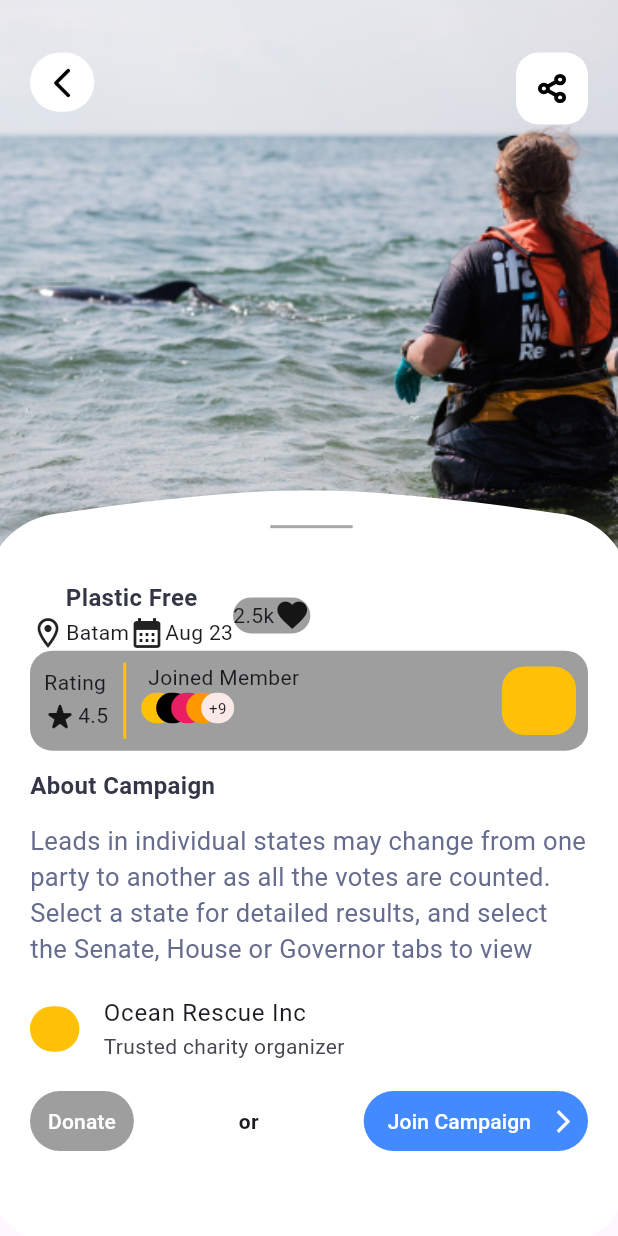
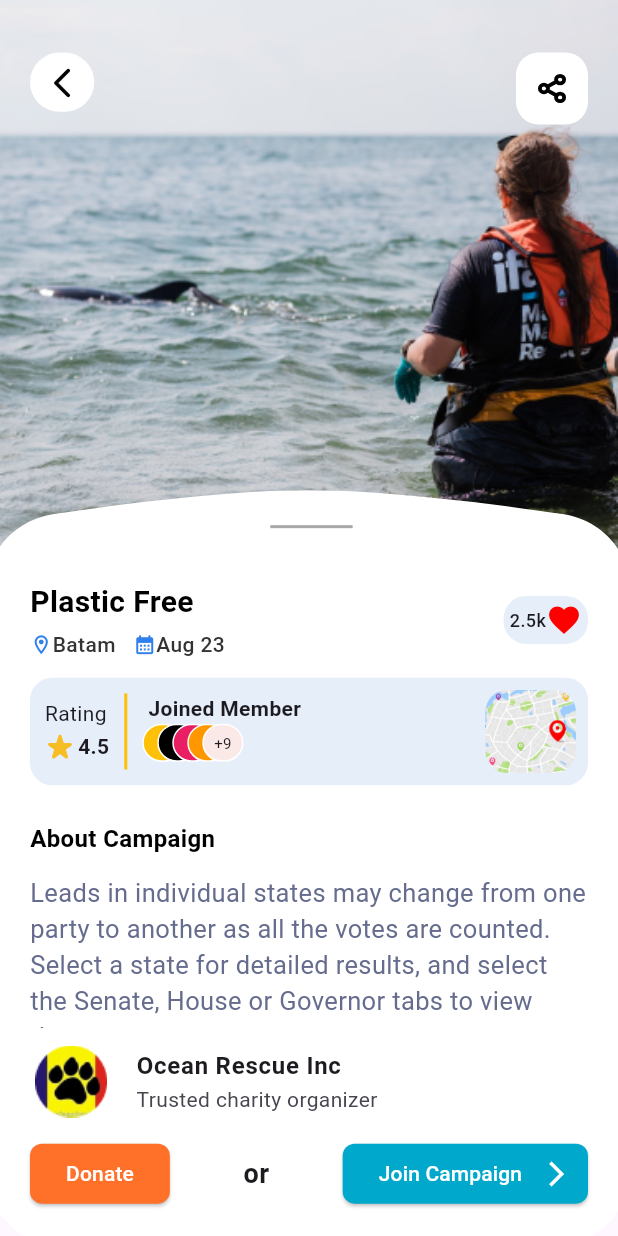
Before and after one commit to riikurniawan/lautkita_mobile, a Flutter app: the screen it shows after launch, on a phone screen of 412 x 824 dp. Run offline on Flutter 3.47's test engine with Material 3 defaults, Android fonts, the phone set to English and light mode, and no system bars; our stand-ins replace flutter_screenutil, flutter_svg; project files that could hold a hidden picture were left out.

Commit message:
UI campaign detail done

```diff
--- a/lib/pages/article_detail.dart
+++ b/lib/pages/article_detail.dart
@@ -85,7 +85,7 @@ class _ArticleDetailState extends State<ArticleDetail> {
                           contentPadding: EdgeInsets.symmetric(horizontal: 0),
                           leading: CircleAvatar(
                             backgroundImage:
-                                AssetImage("assets/images/Ellipse 5.png"),
+                                AssetImage("assets/images/Ellipse5.png"),
                             radius: 35,
                           ),
                           title: Text(
--- a/lib/pages/campaign_detail.dart
+++ b/lib/pages/campaign_detail.dart
@@ -91,149 +91,19 @@ class _CampaignDetailState extends State<CampaignDetail> {
                         const JudulCampaign(),
 
                         // Container Rating, Member, Lokasi
-                        Container(
-                          decoration: BoxDecoration(
-                            borderRadius: BorderRadius.circular(15),
-                            color: Colors.grey,
-                          ),
-                          child: Padding(
-                            padding: const EdgeInsets.all(8.0),
-                            child: Row(
-                              children: [
-                                // Rating
-                                const Column(
-                                  children: [
-                                    Text("Rating"),
-                                    Row(
-                                      children: [
-                                        Icon(Icons.star_rate_rounded),
-                                        Text("4.5"),
-                                      ],
-                                    )
-                                  ],
-                                ),
-
-                                // Garis
-                                SizedBox(
-                                  height: 50.h,
-                                  child: VerticalDivider(
-                                    width: 20.w,
-                                    thickness: 2,
-                                    color: Colors.amber,
-                                  ),
-                                ),
-
-                                // Joined Member
-                                Column(
-                                  children: [
-                                    const Text("Joined Member"),
-                                    // cara buat image tumpuk: Widget SizedBox -> Stack -> Container decoration image
-                                    // Stack of Images
-                                    SizedBox(
-                                      width: 100.w,
-                                      height: 30.h,
-                                      child: Stack(
-                                        children: [
-                                          Positioned(
-                                            left: 0,
-                                            child: Container(
-                                              width: 20.w,
-                                              height: 20.h,
-                                              decoration: BoxDecoration(
-                                                color: Colors.amber,
-                                                borderRadius:
-                                                    BorderRadius.circular(30),
-                                              ),
-                                            ),
-                                          ),
-                                          Positioned(
-                                            left: 10,
-                                            child: Container(
-                                              width: 20.w,
-                                              height: 20.h,
-                                              decoration: BoxDecoration(
-                                                color: Colors.black,
-                                                borderRadius:
-                                                    BorderRadius.circular(30),
-                                              ),
-                                            ),
-                                          ),
-                                          Positioned(
-                                            left: 20,
-                                            child: Container(
-                                              width: 20.w,
-                                              height: 20.h,
-                                              decoration: BoxDecoration(
-                                                color: Colors.pink,
-                                                borderRadius:
-                                                    BorderRadius.circular(30),
-                                              ),
-                                            ),
-                                          ),
-                                          Positioned(
-                                            left: 30,
-                                            child: Container(
-                                              width: 20.w,
-                                              height: 20.h,
-                                              decoration: BoxDecoration(
-                                                color: Colors.orange,
-                                                borderRadius:
-                                                    BorderRadius.circular(30),
-                                              ),
-                                            ),
-                                          ),
-                                          Positioned(
-                                            left: 40,
-                                            child: Container(
-                                              width: 20.w,
-                                              height: 20.h,
-                                              decoration: BoxDecoration(
-                                                color:
-                                                    Colors.deepOrange.shade50,
-                                                borderRadius:
-                                                    BorderRadius.circular(30),
-                                              ),
-                                              child: const FittedBox(
-                                                fit: BoxFit.scaleDown,
-                                                child: Text(
-                                                  "+9",
-                                                  style: TextStyle(
-                                                    fontSize: 10,
-                                                  ),
-                                                ),
-                                              ),
-                                            ),
-                                          ),
-                                        ],
-                                      ),
-                                    )
-                                  ],
-                                ),
-                                const Expanded(child: SizedBox()),
-                                // map atau lokasi
-                                Container(
-                                  width: 45.w,
-                                  height: 45.h,
-                                  decoration: BoxDecoration(
-                                    color: Colors.amber,
-                                    borderRadius: BorderRadius.circular(15),
-                                  ),
-                                ),
-                              ],
-                            ),
-                          ),
-                        ),
+                        const ContainerRating(),
 
                         // About Campaign
                         const Text(
                           "\nAbout Campaign\n",
                           style: TextStyle(
                             fontSize: 16,
-                            color: Color(0xFF333647),
+                            color: Colors.black,
                             fontWeight: FontWeight.bold,
                             height: 1,
                           ),
                         ),
+
                         // Detail Campaign
                         SizedBox(
                           height: 100.h,
@@ -251,59 +121,33 @@ class _CampaignDetailState extends State<CampaignDetail> {
                             ),
                           ),
                         ),
+
                         // Organisasi
                         ListTile(
                           leading: Container(
-                            width: 30.w,
-                            height: 30.h,
+                            width: 50.w,
+                            height: 50.h,
                             decoration: BoxDecoration(
                               borderRadius: BorderRadius.circular(30),
-                              color: Colors.amber,
+                              image: const DecorationImage(
+                                image:
+                                    AssetImage("assets/images/Ellipse-17.png"),
                               ),
                             ),
-                          title: const Text("Ocean Rescue Inc"),
+                          ),
+                          title: const Text(
+                            "Ocean Rescue Inc",
+                            style: TextStyle(
+                              fontWeight: FontWeight.bold,
+                            ),
+                          ),
                           subtitle: const Text("Trusted charity organizer"),
                           contentPadding:
                               const EdgeInsets.symmetric(horizontal: 0.0),
                         ),
-                        SizedBox(
-                          height: 50.h,
-                          child: Row(
-                            mainAxisAlignment: MainAxisAlignment.spaceBetween,
-                            children: [
-                              TextButton(
-                                onPressed: () {},
-                                style: const ButtonStyle(
-                                  backgroundColor:
-                                      MaterialStatePropertyAll(Colors.grey),
-                                  foregroundColor:
-                                      MaterialStatePropertyAll(Colors.white),
-                                ),
-                                child: const Text("Donate"),
-                              ),
-                              const Text(
-                                "or",
-                                style: TextStyle(
-                                  fontWeight: FontWeight.bold,
-                                ),
-                              ),
-                              Directionality(
-                                textDirection: TextDirection.rtl,
-                                child: TextButton.icon(
-                                  onPressed: () {},
-                                  icon: const Icon(Icons.arrow_back_ios),
-                                  label: const Text("Join Campaign"),
-                                  style: const ButtonStyle(
-                                    backgroundColor: MaterialStatePropertyAll(
-                                        Colors.blueAccent),
-                                    foregroundColor:
-                                        MaterialStatePropertyAll(Colors.white),
-                                  ),
-                                ),
-                              )
-                            ],
-                          ),
-                        )
+
+                        //  2 Button Donate or Join Campaign
+                        const ButtonDonateJoinCampaign()
                       ],
                     ),
                   ),
@@ -329,6 +173,224 @@ class _CampaignDetailState extends State<CampaignDetail> {
   }
 }
 
+class ButtonDonateJoinCampaign extends StatelessWidget {
+  const ButtonDonateJoinCampaign({
+    super.key,
+  });
+
+  @override
+  Widget build(BuildContext context) {
+    return SizedBox(
+      height: 50.h,
+      child: Row(
+        mainAxisAlignment: MainAxisAlignment.spaceBetween,
+        children: [
+          ElevatedButton(
+            onPressed: () {},
+            style: const ButtonStyle(
+              shape: MaterialStatePropertyAll(
+                RoundedRectangleBorder(
+                  borderRadius: BorderRadius.all(
+                    Radius.circular(8),
+                  ),
+                ),
+              ),
+              backgroundColor: MaterialStatePropertyAll(Color(0xFFFF7029)),
+              foregroundColor: MaterialStatePropertyAll(Colors.white),
+            ),
+            child: const Text("Donate"),
+          ),
+          const Text(
+            "or",
+            style: TextStyle(
+              fontSize: 18,
+              fontWeight: FontWeight.bold,
+            ),
+          ),
+          Directionality(
+            textDirection: TextDirection.rtl,
+            child: ElevatedButton.icon(
+              onPressed: () {},
+              icon: const Icon(Icons.arrow_back_ios),
+              label: const Text("Join Campaign"),
+              style: const ButtonStyle(
+                shape: MaterialStatePropertyAll(
+                  RoundedRectangleBorder(
+                    borderRadius: BorderRadius.all(
+                      Radius.circular(8),
+                    ),
+                  ),
+                ),
+                iconSize: MaterialStatePropertyAll(20),
+                backgroundColor: MaterialStatePropertyAll(Color(0xFF00A8CC)),
+                foregroundColor: MaterialStatePropertyAll(Colors.white),
+              ),
+            ),
+          )
+        ],
+      ),
+    );
+  }
+}
+
+class ContainerRating extends StatelessWidget {
+  const ContainerRating({
+    super.key,
+  });
+
+  @override
+  Widget build(BuildContext context) {
+    return Padding(
+      padding: const EdgeInsets.symmetric(vertical: 12.0),
+      child: Container(
+        clipBehavior: Clip.none,
+        decoration: BoxDecoration(
+          borderRadius: BorderRadius.circular(15),
+          color: const Color(0xFFE6EEFA),
+        ),
+        child: Padding(
+          padding: const EdgeInsets.all(8.0),
+          child: Row(
+            children: [
+              // Rating
+              const Column(
+                children: [
+                  Text("Rating"),
+                  Row(
+                    children: [
+                      Icon(Icons.star_rate_rounded, color: Color(0xFFF7BD25)),
+                      Text(
+                        "4.5",
+                        style: TextStyle(
+                          fontWeight: FontWeight.bold,
+                        ),
+                      ),
+                    ],
+                  )
+                ],
+              ),
+
+              // Garis
+              SizedBox(
+                height: 50.h,
+                child: VerticalDivider(
+                  width: 20.w,
+                  thickness: 2,
+                  color: Colors.amber,
+                ),
+              ),
+
+              // Joined Member
+              Column(
+                children: [
+                  const Text(
+                    "Joined Member",
+                    style: TextStyle(
+                      fontWeight: FontWeight.bold,
+                    ),
+                  ),
+                  // cara buat image tumpuk: Widget SizedBox -> Stack -> Container decoration image
+                  // Stack of Images
+                  SizedBox(
+                    width: 100.w,
+                    height: 30.h,
+                    child: Stack(
+                      children: [
+                        Positioned(
+                          left: 0,
+                          child: Container(
+                            width: 25.w,
+                            height: 25.h,
+                            decoration: BoxDecoration(
+                              color: Colors.amber,
+                              borderRadius: BorderRadius.circular(30),
+                              border: Border.all(color: Colors.white),
+                            ),
+                          ),
+                        ),
+                        Positioned(
+                          left: 10,
+                          child: Container(
+                            width: 25.w,
+                            height: 25.h,
+                            decoration: BoxDecoration(
+                              color: Colors.black,
+                              borderRadius: BorderRadius.circular(30),
+                              border: Border.all(color: Colors.white),
+                            ),
+                          ),
+                        ),
+                        Positioned(
+                          left: 20,
+                          child: Container(
+                            width: 25.w,
+                            height: 25.h,
+                            decoration: BoxDecoration(
+                              color: Colors.pink,
+                              borderRadius: BorderRadius.circular(30),
+                              border: Border.all(color: Colors.white),
+                            ),
+                          ),
+                        ),
+                        Positioned(
+                          left: 30,
+                          child: Container(
+                            width: 25.w,
+                            height: 25.h,
+                            decoration: BoxDecoration(
+                              color: Colors.orange,
+                              borderRadius: BorderRadius.circular(30),
+                              border: Border.all(color: Colors.white),
+                            ),
+                          ),
+                        ),
+                        Positioned(
+                          left: 40,
+                          child: Container(
+                            width: 25.w,
+                            height: 25.h,
+                            decoration: BoxDecoration(
+                              color: Colors.deepOrange.shade50,
+                              borderRadius: BorderRadius.circular(30),
+                              border: Border.all(color: Colors.white),
+                            ),
+                            child: const FittedBox(
+                              fit: BoxFit.scaleDown,
+                              child: Text(
+                                "+9",
+                                style: TextStyle(
+                                  fontSize: 10,
+                                ),
+                              ),
+                            ),
+                          ),
+                        ),
+                      ],
+                    ),
+                  )
+                ],
+              ),
+              const Expanded(child: SizedBox()),
+              // map atau lokasi
+              Container(
+                width: 55.w,
+                height: 55.h,
+                decoration: BoxDecoration(
+                  image: const DecorationImage(
+                    image: AssetImage("assets/images/campaign-map.png"),
+                    fit: BoxFit.cover,
+                  ),
+                  borderRadius: BorderRadius.circular(15),
+                ),
+              ),
+            ],
+          ),
+        ),
+      ),
+    );
+  }
+}
+
 class JudulCampaign extends StatelessWidget {
   const JudulCampaign({
     super.key,
@@ -337,46 +399,92 @@ class JudulCampaign extends StatelessWidget {
   @override
   Widget build(BuildContext context) {
     return Row(
+      mainAxisAlignment: MainAxisAlignment.spaceBetween,
+      crossAxisAlignment: CrossAxisAlignment.center,
       children: [
         const Column(
+          crossAxisAlignment: CrossAxisAlignment.start,
           children: [
             // JUDUL
             Text(
               "Plastic Free",
               style: TextStyle(
-                fontSize: 16,
-                color: Color(0xFF333647),
+                fontSize: 20,
+                color: Colors.black,
                 fontWeight: FontWeight.bold,
               ),
             ),
-            Row(
+            // Lokasi dan tanggal
+            Padding(
+              padding: EdgeInsets.only(top: 4.0),
+              child: Row(
+                crossAxisAlignment: CrossAxisAlignment.start,
                 children: [
                   // Lokasi
-                SizedBox(
+                  Padding(
+                    padding: EdgeInsets.only(right: 12.0),
+                    child: SizedBox(
                       child: Row(
-                    children: [Icon(Icons.location_on_outlined), Text("Batam")],
+                        crossAxisAlignment: CrossAxisAlignment.center,
+                        children: [
+                          Icon(
+                            Icons.location_on_outlined,
+                            size: 15,
+                            color: Color(0xFF2F80ED),
+                          ),
+                          Text(
+                            "Batam",
+                            style: TextStyle(
+                              color: Color(0xFF333333),
+                              fontWeight: FontWeight.w500,
+                            ),
+                          ),
+                        ],
+                      ),
                     ),
                   ),
                   // Tanggal
                   SizedBox(
                     child: Row(
-                    children: [Icon(Icons.calendar_month), Text("Aug 23")],
+                      crossAxisAlignment: CrossAxisAlignment.center,
+                      children: [
+                        Icon(
+                          Icons.calendar_month,
+                          size: 15,
+                          color: Color(0xFF2F80ED),
+                        ),
+                        Text(
+                          "Aug 23",
+                          style: TextStyle(
+                            color: Color(0xFF333333),
+                            fontWeight: FontWeight.w500,
+                          ),
+                        ),
+                      ],
                     ),
                   )
                 ],
+              ),
             ),
           ],
         ),
         // favorit
         Container(
+          padding: const EdgeInsets.all(4.0),
           decoration: BoxDecoration(
-            color: Colors.grey,
+            color: const Color(0xFFE6EEFA),
             borderRadius: BorderRadius.circular(15),
           ),
           child: const Row(
             children: [
-              Text("2.5k"),
-              Icon(Icons.favorite),
+              Text(
+                "2.5k",
+                style: TextStyle(
+                  fontSize: 12,
+                  fontWeight: FontWeight.w500,
+                ),
+              ),
+              Icon(Icons.favorite, color: Color(0xFFFF0000)),
             ],
           ),
         )
```
Also changed, not shown: assets/images/Ellipse-17.png (added), assets/images/Ellipse5.png (renamed from assets/images/Ellipse 5.png), assets/images/campaign-map.png (added). Lines whose indentation alone changed are shown as unchanged.
